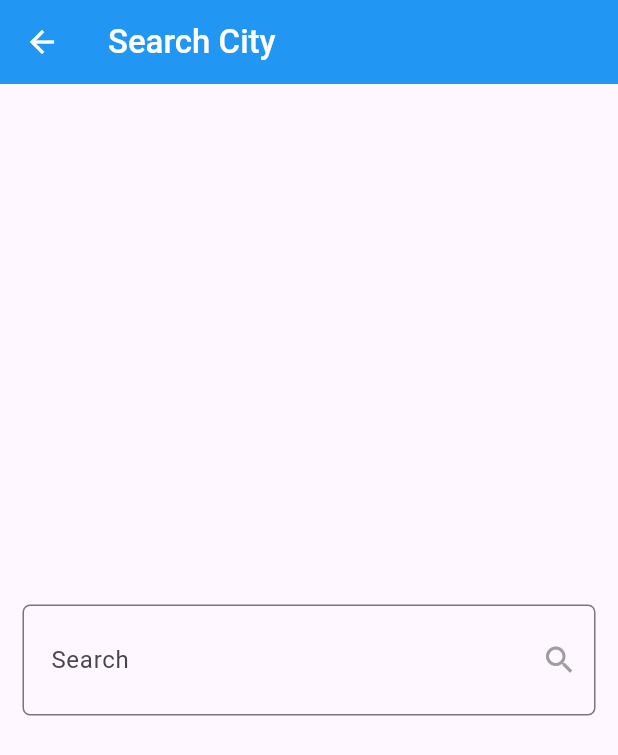
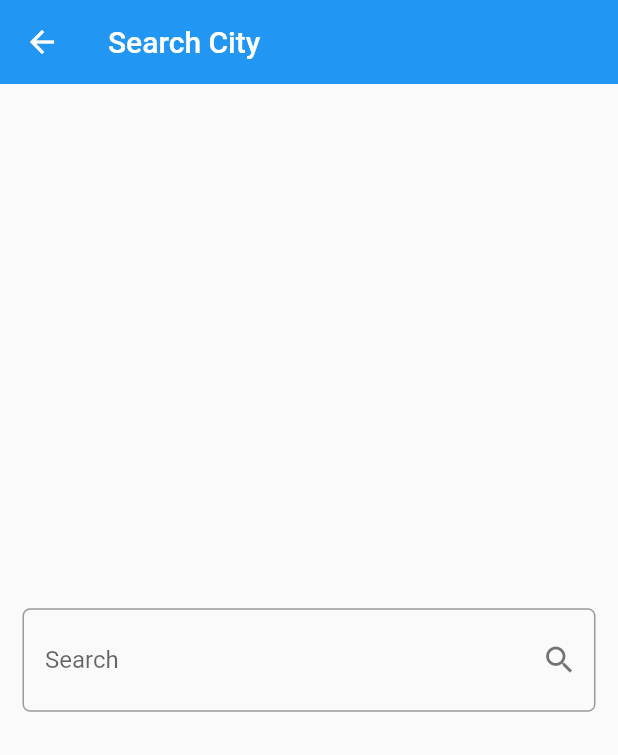
Before and after one commit to ZiadAlaa955/weather_app, a Flutter app: the screen it shows after launch, after a tap on the "search" icon, on a phone screen of 412 x 824 dp. Shown: the top 755 px of the screen. Run offline on Flutter 3.47's test engine with Material 3 defaults, Android fonts, the phone set to English and light mode, and no system bars; our stand-ins replace dio, flutter_bloc; network calls fail.

```diff
--- a/lib/Cubits/get_weather_cubit/get_weather_cubit.dart
+++ b/lib/Cubits/get_weather_cubit/get_weather_cubit.dart
@@ -5,11 +5,12 @@ import 'package:weather_app/Services/weather_service.dart';
 
 class GetWeatherCubit extends Cubit<GetWeatherState> {
   GetWeatherCubit() : super(NoWeatherState());
+  WeatherModel? weatherModel;
   getCurrentWeather({required String cityName}) async {
     try {
-      WeatherModel weatherModel =
+      weatherModel =
           await WeatherService().getCurrentWeather(cityName: cityName);
-      emit(WeatherLoadedState(weatherModel: weatherModel));
+      emit(WeatherLoadedState(weatherModel: weatherModel!));
     } catch (e) {
       emit(WeatherFaliureState());
     }
--- a/lib/Widgets/weather_info_body.dart
+++ b/lib/Widgets/weather_info_body.dart
@@ -1,6 +1,7 @@
 import 'package:flutter/material.dart';
 import 'package:intl/intl.dart';
 import 'package:weather_app/Models/weather_model.dart';
+import 'package:weather_app/main.dart';
 
 class WeatherInfoBody extends StatelessWidget {
   const WeatherInfoBody({super.key, required this.weatherModel});
@@ -9,7 +10,18 @@ class WeatherInfoBody extends StatelessWidget {
   Widget build(BuildContext context) {
     String image = weatherModel.image;
     var hour = DateFormat("h").format(weatherModel.date);
-    return Center(
+    return Container(
+      decoration: BoxDecoration(
+        gradient: LinearGradient(
+          colors: [
+            getThemeColor(condition: weatherModel.condition),
+            getThemeColor(condition: weatherModel.condition)[300]!,
+            getThemeColor(condition: weatherModel.condition)[100]!,
+          ],
+          begin: Alignment.topCenter,
+          end: Alignment.bottomCenter,
+        ),
+      ),
       child: Column(
         mainAxisAlignment: MainAxisAlignment.center,
         children: [
--- a/lib/constants.dart
+++ /dev/null
@@ -1,3 +0,0 @@
-import 'dart:ui';
-
-Color kPrimaryColor = const Color(0xff2296F3);
--- a/lib/main.dart
+++ b/lib/main.dart
@@ -1,6 +1,7 @@
 import 'package:flutter/material.dart';
 import 'package:flutter_bloc/flutter_bloc.dart';
 import 'package:weather_app/Cubits/get_weather_cubit/get_weather_cubit.dart';
+import 'package:weather_app/Cubits/get_weather_cubit/get_weather_state.dart';
 import 'package:weather_app/views/home_view.dart';
 import 'package:weather_app/views/search_view.dart';
 
@@ -15,14 +16,102 @@ class WeatherApp extends StatelessWidget {
   Widget build(BuildContext context) {
     return BlocProvider(
       create: (context) => GetWeatherCubit(),
-      child: MaterialApp(
-        debugShowCheckedModeBanner: false,
-        routes: {
-          HomeView.id: (context) => const HomeView(),
-          SearchView.id: (context) => const SearchView(),
+      child: BlocBuilder<GetWeatherCubit, GetWeatherState>(
+        builder: (context, state) {
+          return MaterialApp(
+            debugShowCheckedModeBanner: false,
+            theme: ThemeData(
+              useMaterial3: false,
+              primarySwatch: getThemeColor(
+                condition: BlocProvider.of<GetWeatherCubit>(context)
+                    .weatherModel
+                    ?.condition,
+              ),
+            ),
+            routes: {
+              HomeView.id: (context) => const HomeView(),
+              SearchView.id: (context) => const SearchView(),
+            },
+            initialRoute: HomeView.id,
+          );
         },
-        initialRoute: HomeView.id,
       ),
     );
   }
 }
+
+MaterialColor getThemeColor({required String? condition}) {
+  if (condition == null) {
+    return Colors.blue;
+  }
+  switch (condition.toLowerCase()) {
+    case 'sunny':
+    case 'clear':
+      return Colors.orange; // Sunny conditions
+
+    case 'partly cloudy':
+    case 'cloudy':
+    case 'overcast':
+      return Colors.grey; // Cloudy conditions
+
+    case 'mist':
+    case 'fog':
+    case 'freezing fog':
+      return Colors.brown; // Misty and foggy conditions
+
+    case 'patchy rain possible':
+    case 'light drizzle':
+    case 'patchy light drizzle':
+    case 'patchy light rain':
+    case 'light rain':
+    case 'light rain shower':
+    case 'patchy light rain with thunder':
+      return Colors.lightBlue; // Light rain conditions
+
+    case 'moderate rain at times':
+    case 'moderate rain':
+    case 'heavy rain at times':
+    case 'heavy rain':
+    case 'moderate or heavy rain shower':
+    case 'torrential rain shower':
+    case 'moderate or heavy rain with thunder':
+    case 'patchy snow possible':
+    case 'patchy light snow':
+    case 'light snow':
+    case 'patchy moderate snow':
+    case 'moderate snow':
+    case 'patchy heavy snow':
+    case 'heavy snow':
+    case 'light snow showers':
+    case 'moderate or heavy snow showers':
+    case 'patchy light snow with thunder':
+    case 'moderate or heavy snow with thunder':
+      return Colors.blue; // Heavy and moderate rain conditions
+
+    case 'patchy sleet possible':
+    case 'light sleet':
+    case 'moderate or heavy sleet':
+    case 'light sleet showers':
+    case 'moderate or heavy sleet showers':
+    case 'patchy freezing drizzle possible':
+    case 'freezing drizzle':
+    case 'light freezing rain':
+    case 'moderate or heavy freezing rain':
+    case 'heavy freezing drizzle':
+    case 'blowing snow':
+    case 'blizzard':
+      return Colors.cyan; // Sleet conditions
+
+    case 'thundery outbreaks possible':
+    case 'thundery light rain':
+      return Colors.purple; // Thunderstorm conditions
+
+    case 'ice pellets':
+    case 'light showers of ice pellets':
+    case 'moderate or heavy showers of ice pellets':
+      return Colors.teal; // Ice pellet conditions
+
+    default:
+      return Colors.blue; // Default color for unknown conditions
+  }
+}
--- a/lib/views/home_view.dart
+++ b/lib/views/home_view.dart
@@ -2,10 +2,8 @@ import 'package:flutter/material.dart';
 import 'package:flutter_bloc/flutter_bloc.dart';
 import 'package:weather_app/Cubits/get_weather_cubit/get_weather_cubit.dart';
 import 'package:weather_app/Cubits/get_weather_cubit/get_weather_state.dart';
-import 'package:weather_app/Models/weather_model.dart';
 import 'package:weather_app/Widgets/no_weather_body.dart';
 import 'package:weather_app/Widgets/weather_info_body.dart';
-import 'package:weather_app/constants.dart';
 import 'package:weather_app/views/search_view.dart';
 
 class HomeView extends StatefulWidget {
@@ -21,7 +19,7 @@ class _HomeViewState extends State<HomeView> {
   Widget build(BuildContext context) {
     return Scaffold(
       appBar: AppBar(
-        backgroundColor: kPrimaryColor,
+        elevation: 0,
         title: const Text(
           'Weatehr App',
           style: TextStyle(
@@ -52,7 +50,15 @@ class _HomeViewState extends State<HomeView> {
               weatherModel: state.weatherModel,
             );
           } else {
-            return const Text('There is an error ');
+            return const Center(
+              child: Text(
+                'Enter a correct city name',
+                style: TextStyle(
+                  fontSize: 25,
+                  fontWeight: FontWeight.w400,
+                ),
+              ),
+            );
           }
         },
       ),
--- a/lib/views/search_view.dart
+++ b/lib/views/search_view.dart
@@ -1,21 +1,19 @@
 import 'package:flutter/material.dart';
 import 'package:flutter_bloc/flutter_bloc.dart';
 import 'package:weather_app/Cubits/get_weather_cubit/get_weather_cubit.dart';
-import 'package:weather_app/Models/weather_model.dart';
-import 'package:weather_app/Services/weather_service.dart';
-import 'package:weather_app/constants.dart';
 
 class SearchView extends StatelessWidget {
   const SearchView({super.key});
   static String id = 'searchView';
   @override
   Widget build(BuildContext context) {
+    final controller = TextEditingController();
     return Scaffold(
       appBar: AppBar(
+        elevation: 0,
         iconTheme: const IconThemeData(
           color: Colors.white, // Set the color you want here
         ),
-        backgroundColor: kPrimaryColor,
         title: const Text(
           'Search City',
           style: TextStyle(
@@ -28,7 +26,8 @@ class SearchView extends StatelessWidget {
         child: Padding(
           padding: const EdgeInsets.symmetric(horizontal: 15),
           child: TextField(
-            onSubmitted: (value) async {
+            controller: controller,
+            onSubmitted: (value) {
               GetWeatherCubit getWeatherCubit =
                   BlocProvider.of<GetWeatherCubit>(context);
               getWeatherCubit.getCurrentWeather(cityName: value);
@@ -38,8 +37,16 @@ class SearchView extends StatelessWidget {
               contentPadding:
                   const EdgeInsets.symmetric(vertical: 25, horizontal: 15),
               suffixIcon: IconButton(
-                onPressed: () {},
-                icon: const Icon(Icons.search),
+                onPressed: () {
+                  GetWeatherCubit getWeatherCubit =
+                      BlocProvider.of<GetWeatherCubit>(context);
+                  getWeatherCubit.getCurrentWeather(cityName: controller.text);
+                  Navigator.pop(context);
+                },
+                icon: const Icon(
+                  Icons.search,
+                  color: Colors.black54,
+                ),
               ),
               suffixIconColor: Colors.grey,
               hintText: 'Enter city name',
@@ -47,8 +54,8 @@ class SearchView extends StatelessWidget {
                 color: Colors.grey,
               ),
               label: const Text('Search'),
-              border: customBorder(),
-              focusedBorder: customBorder(),
+              border: customBorder(color: Colors.grey),
+              focusedBorder: customBorder(color: Colors.black),
             ),
           ),
         ),
@@ -56,11 +63,11 @@ class SearchView extends StatelessWidget {
     );
   }
 
-  OutlineInputBorder customBorder() {
+  OutlineInputBorder customBorder({required Color color}) {
     return OutlineInputBorder(
       borderRadius: BorderRadius.circular(5),
-      borderSide: const BorderSide(
-        color: Colors.grey,
+      borderSide: BorderSide(
+        color: color,
       ),
     );
   }
```
